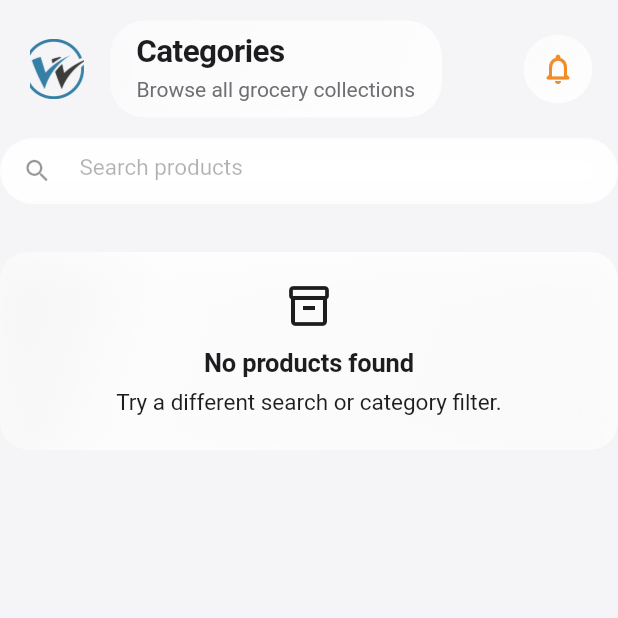
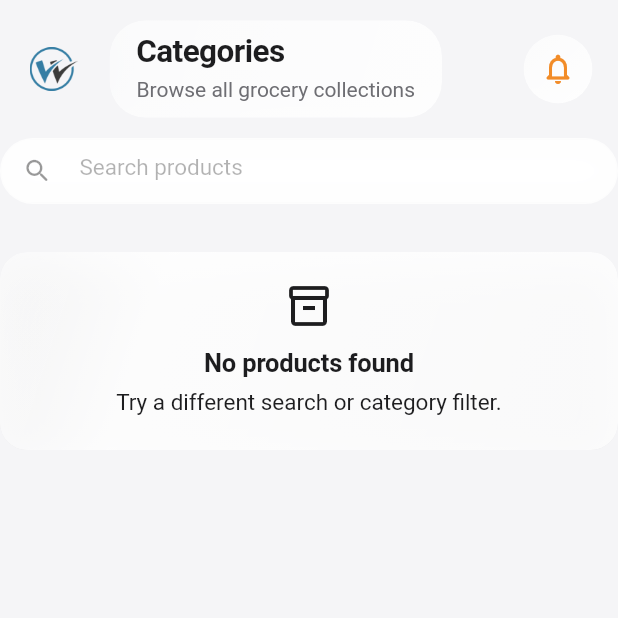
Before and after one commit to shahalamahmed/wafi_ecommerce_app, a Flutter app: the screen it shows after launch, item 2 of the bottom bar chosen, on a phone screen of 412 x 824 dp, the top half of it. Run offline on Flutter 3.47's test engine with Material 3 defaults, Android fonts, the phone set to English and light mode, and no system bars; our stand-ins replace cloud_firestore, dio, file_picker, firebase_auth, firebase_core, flutter_riverpod and 4 more; accounts and stored records are empty; network calls fail.

Commit message:
update main layout

```diff
--- a/lib/shared/layout/main_layout.dart
+++ b/lib/shared/layout/main_layout.dart
@@ -166,18 +166,18 @@ class _DrawerLogoButton extends StatelessWidget {
     return Builder(
       builder: (context) {
         return Padding(
-          padding: const EdgeInsets.only(left: 20),
+          padding: const EdgeInsets.only(left: 16),
           child: IconButton(
             onPressed: () => Scaffold.of(context).openDrawer(),
-            padding: EdgeInsets.zero,
-            constraints: const BoxConstraints(),
-            icon: ClipRRect(
-              borderRadius: BorderRadius.circular(AppSizes.radiusSm),
+            padding: const EdgeInsets.all(4),
+            constraints: const BoxConstraints.tightFor(width: 44, height: 44),
+            icon: Container(
+              width: 36,
+              height: 36,
+              alignment: Alignment.center,
               child: Image.asset(
                 'assets/wafi_solution_logo.png',
-                width: 40,
-                height: 40,
-                fit: BoxFit.cover,
+                fit: BoxFit.contain,
               ),
             ),
           ),
```
